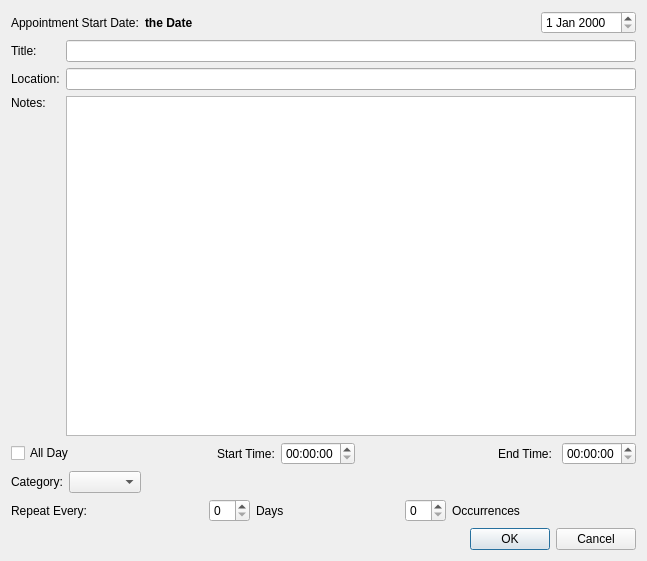
Before: the Qt Designer form src/dialogrepeatappointment.ui in lxqt/organizer, drawn with Qt 5.
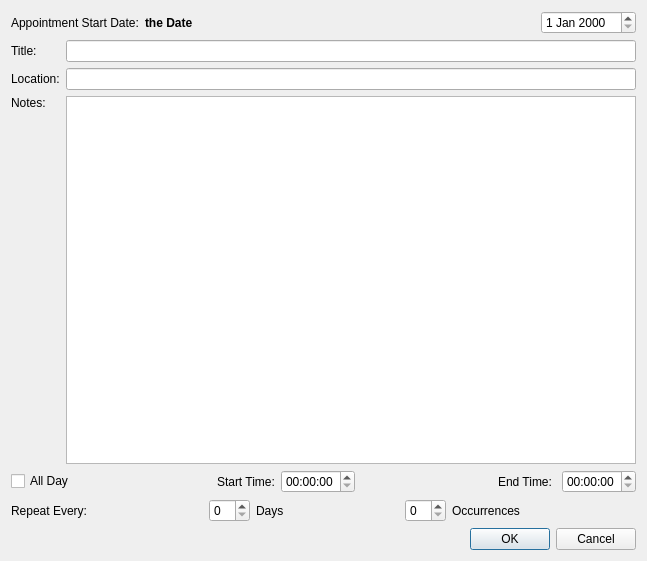
After: the same form once the commit is applied.

```diff
--- a/src/dialogrepeatappointment.ui
+++ b/src/dialogrepeatappointment.ui
@@ -172,31 +172,7 @@
       </layout>
      </item>
      <item>
-      <layout class="QHBoxLayout" name="horizontalLayout_2">
-       <item>
-        <widget class="QLabel" name="labelCategory">
-         <property name="text">
-          <string>Category:</string>
-         </property>
-        </widget>
-       </item>
-       <item>
-        <widget class="QComboBox" name="comboBoxCategory"/>
-       </item>
-       <item>
-        <spacer name="horizontalSpacer_7">
-         <property name="orientation">
-          <enum>Qt::Horizontal</enum>
-         </property>
-         <property name="sizeHint" stdset="0">
-          <size>
-           <width>40</width>
-           <height>20</height>
-          </size>
-         </property>
-        </spacer>
-       </item>
-      </layout>
+      <layout class="QHBoxLayout" name="horizontalLayout_2"/>
      </item>
      <item>
       <layout class="QHBoxLayout" name="horizontalLayout_3">
```
